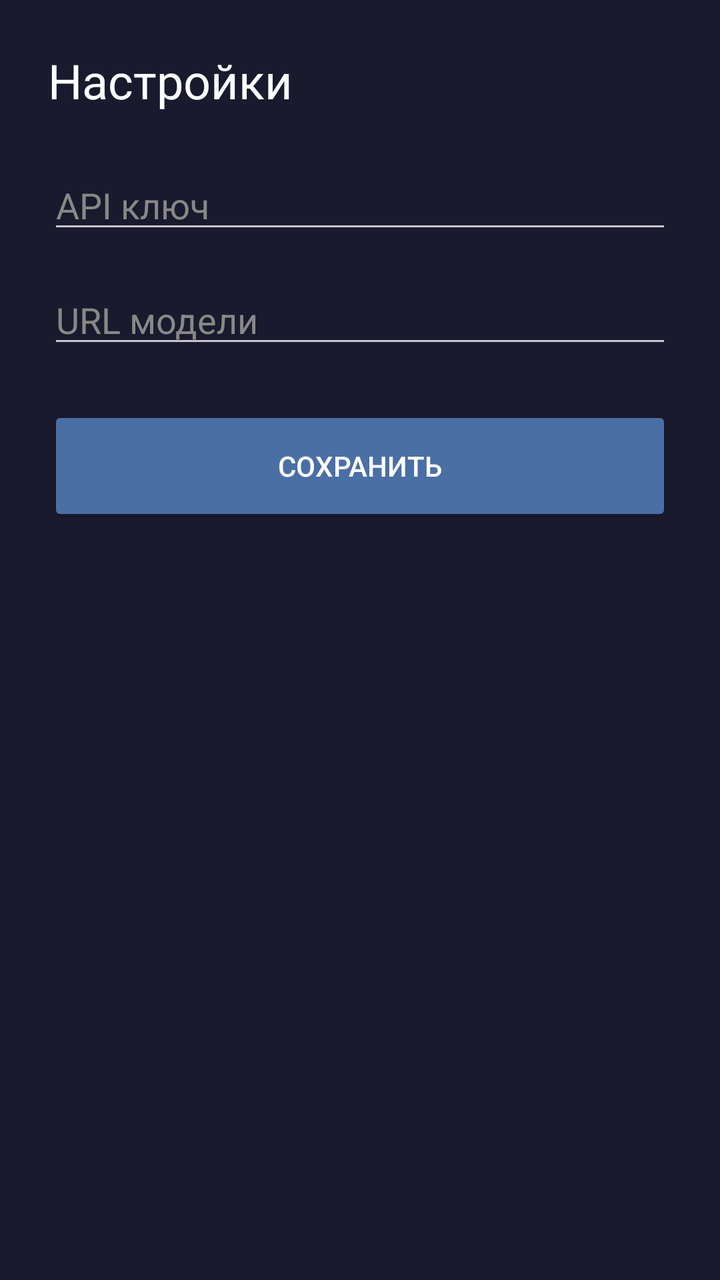
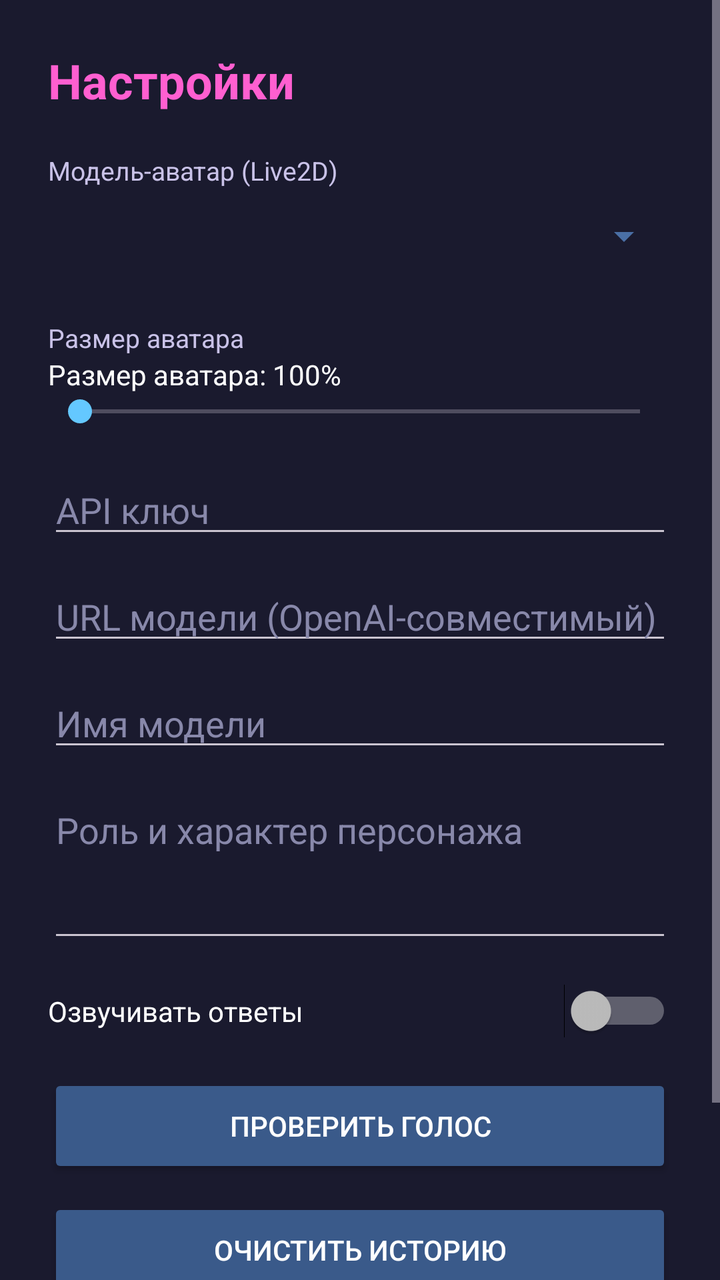

An Android layout rendered at two revisions. The XML below is the earlier revision; the diff shows what the commit changed to produce the second picture.
<!-- AndroidManifest.xml: application theme Theme.VtuberAI -->
<!-- res/layout/activity_settings.xml -->
<?xml version="1.0" encoding="utf-8"?>
<LinearLayout
    xmlns:android="http://schemas.android.com/apk/res/android"
    android:layout_width="match_parent"
    android:layout_height="match_parent"
    android:orientation="vertical"
    android:padding="24dp"
    android:background="#1a1a2e">

    <TextView
        android:layout_width="wrap_content"
        android:layout_height="wrap_content"
        android:text="Настройки"
        android:textColor="#ffffff"
        android:textSize="24sp"
        android:layout_marginBottom="24dp" />

    <EditText
        android:id="@+id/et_api_key"
        android:layout_width="match_parent"
        android:layout_height="wrap_content"
        android:hint="API ключ"
        android:textColor="#ffffff"
        android:textColorHint="#888888"
        android:inputType="textPassword"
        android:layout_marginBottom="16dp" />

    <EditText
        android:id="@+id/et_model_url"
        android:layout_width="match_parent"
        android:layout_height="wrap_content"
        android:hint="URL модели"
        android:textColor="#ffffff"
        android:textColorHint="#888888"
        android:layout_marginBottom="24dp" />

    <Button
        android:id="@+id/btn_save"
        android:layout_width="match_parent"
        android:layout_height="60dp"
        android:text="Сохранить"
        android:textColor="#ffffff"
        android:backgroundTint="#4a6fa5" />

</LinearLayout>
<!-- resources referenced by this layout -->
<resources>
  <style name="Theme.VtuberAI" parent="Theme.Material3.Dark.NoActionBar">
          <item name="colorPrimary">#4a6fa5</item>
          <item name="colorPrimaryDark">#3a5a8a</item>
          <item name="colorAccent">#64c8ff</item>
          <item name="android:windowBackground">#1a1a2e</item>
      </style>
</resources>

<!-- the commit's change to res/layout/activity_settings.xml (unified diff, before → after) -->
@@ -1,45 +1,135 @@
 <?xml version="1.0" encoding="utf-8"?>
-<LinearLayout
-    xmlns:android="http://schemas.android.com/apk/res/android"
+<ScrollView xmlns:android="http://schemas.android.com/apk/res/android"
     android:layout_width="match_parent"
     android:layout_height="match_parent"
-    android:orientation="vertical"
-    android:padding="24dp"
-    android:background="#1a1a2e">
+    android:background="#1a1a2e"
+    android:fillViewport="true">
 
-    <TextView
-        android:layout_width="wrap_content"
-        android:layout_height="wrap_content"
-        android:text="Настройки"
-        android:textColor="#ffffff"
-        android:textSize="24sp"
-        android:layout_marginBottom="24dp" />
-
-    <EditText
-        android:id="@+id/et_api_key"
+    <LinearLayout
         android:layout_width="match_parent"
         android:layout_height="wrap_content"
-        android:hint="API ключ"
-        android:textColor="#ffffff"
-        android:textColorHint="#888888"
-        android:inputType="textPassword"
-        android:layout_marginBottom="16dp" />
+        android:orientation="vertical"
+        android:padding="24dp">
 
-    <EditText
-        android:id="@+id/et_model_url"
-        android:layout_width="match_parent"
-        android:layout_height="wrap_content"
-        android:hint="URL модели"
-        android:textColor="#ffffff"
-        android:textColorHint="#888888"
-        android:layout_marginBottom="24dp" />
+        <TextView
+            android:layout_width="wrap_content"
+            android:layout_height="wrap_content"
+            android:layout_marginBottom="20dp"
+            android:text="Настройки"
+            android:textColor="#ff5fd0"
+            android:textSize="24sp"
+            android:textStyle="bold" />
 
-    <Button
-        android:id="@+id/btn_save"
-        android:layout_width="match_parent"
-        android:layout_height="60dp"
-        android:text="Сохранить"
-        android:textColor="#ffffff"
-        android:backgroundTint="#4a6fa5" />
+        <TextView
+            android:layout_width="wrap_content"
+            android:layout_height="wrap_content"
+            android:text="Модель-аватар (Live2D)"
+            android:textColor="#c9c2e8"
+            android:textSize="13sp" />
 
-</LinearLayout>
+        <Spinner
+            android:id="@+id/sp_avatar"
+            android:layout_width="match_parent"
+            android:layout_height="48dp"
+            android:layout_marginBottom="18dp"
+            android:backgroundTint="#4a6fa5" />
+
+        <TextView
+            android:layout_width="wrap_content"
+            android:layout_height="wrap_content"
+            android:text="Размер аватара"
+            android:textColor="#c9c2e8"
+            android:textSize="13sp" />
+
+        <TextView
+            android:id="@+id/tv_size"
+            android:layout_width="wrap_content"
+            android:layout_height="wrap_content"
+            android:text="Размер аватара: 100%"
+            android:textColor="#ffffff"
+            android:textSize="14sp" />
+
+        <SeekBar
+            android:id="@+id/sb_size"
+            android:layout_width="match_parent"
+            android:layout_height="wrap_content"
+            android:layout_marginBottom="18dp" />
+
+        <EditText
+            android:id="@+id/et_api_key"
+            android:layout_width="match_parent"
+            android:layout_height="wrap_content"
+            android:hint="API ключ"
+            android:importantForAutofill="no"
+            android:inputType="textPassword"
+            android:layout_marginBottom="12dp"
+            android:textColor="#ffffff"
+            android:textColorHint="#8888aa" />
+
+        <EditText
+            android:id="@+id/et_model_url"
+            android:layout_width="match_parent"
+            android:layout_height="wrap_content"
+            android:hint="URL модели (OpenAI-совместимый)"
+            android:inputType="textUri"
+            android:layout_marginBottom="12dp"
+            android:textColor="#ffffff"
+            android:textColorHint="#8888aa" />
+
+        <EditText
+            android:id="@+id/et_model_name"
+            android:layout_width="match_parent"
+            android:layout_height="wrap_content"
+            android:hint="Имя модели"
+            android:inputType="text"
+            android:layout_marginBottom="12dp"
+            android:textColor="#ffffff"
+            android:textColorHint="#8888aa" />
+
+        <EditText
+            android:id="@+id/et_role"
+            android:layout_width="match_parent"
+            android:layout_height="wrap_content"
+            android:gravity="top|start"
+            android:hint="Роль и характер персонажа"
+            android:inputType="textMultiLine"
+            android:minLines="3"
+            android:layout_marginBottom="16dp"
+            android:textColor="#ffffff"
+            android:textColorHint="#8888aa" />
+
+        <Switch
+            android:id="@+id/sw_speech"
+            android:layout_width="match_parent"
+            android:layout_height="wrap_content"
+            android:layout_marginBottom="18dp"
+            android:text="Озвучивать ответы"
+            android:textColor="#ffffff" />
+
+        <Button
+            android:id="@+id/btn_test_voice"
+            android:layout_width="match_parent"
+            android:layout_height="52dp"
+            android:layout_marginBottom="10dp"
+            android:backgroundTint="#3a5a8a"
+            android:text="Проверить голос"
+            android:textColor="#ffffff" />
+
+        <Button
+            android:id="@+id/btn_clear_history"
+            android:layout_width="match_parent"
+            android:layout_height="52dp"
+            android:layout_marginBottom="10dp"
+            android:backgroundTint="#3a5a8a"
+            android:text="Очистить историю"
+            android:textColor="#ffffff" />
+
+        <Button
+            android:id="@+id/btn_save"
+            android:layout_width="match_parent"
+            android:layout_height="58dp"
+            android:backgroundTint="#4a6fa5"
+            android:text="Сохранить"
+            android:textColor="#ffffff" />
+    </LinearLayout>
+</ScrollView>
